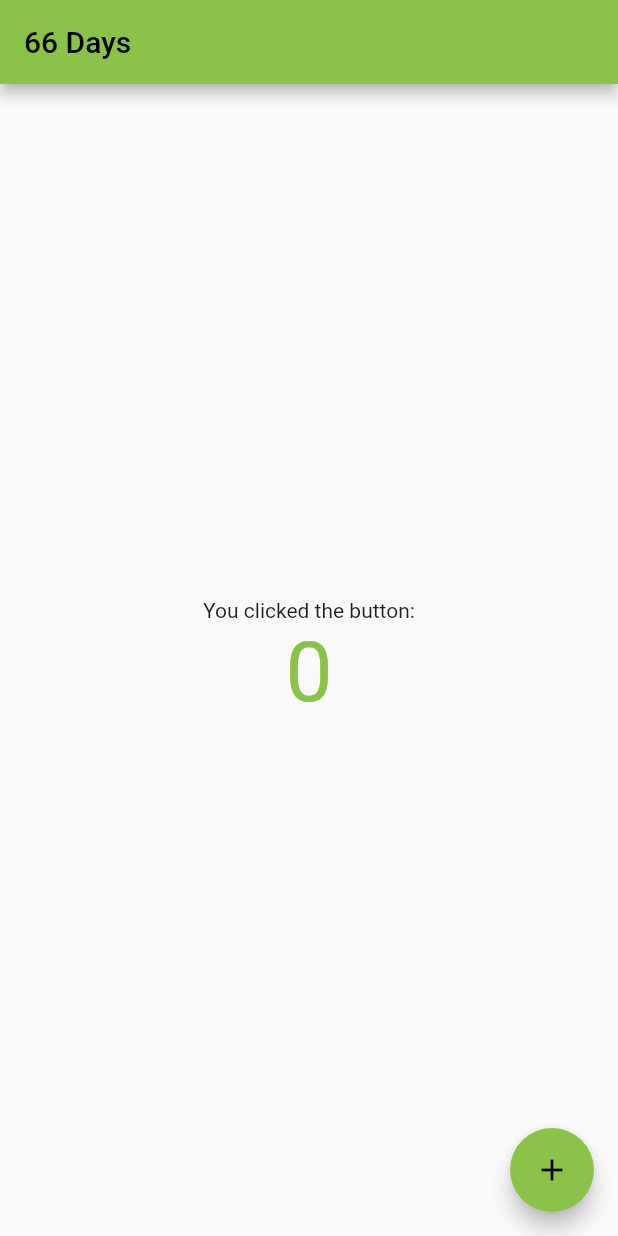
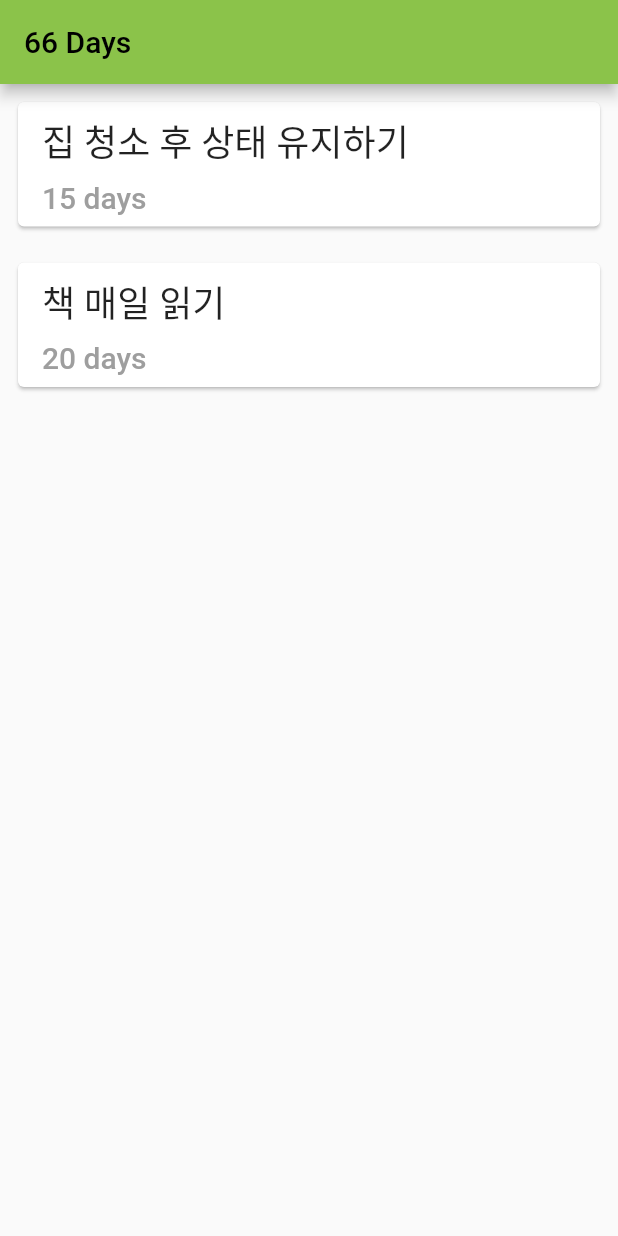
Before and after one commit to yeonkims/just_66, a Flutter app: the screen it shows after launch, on a phone screen of 412 x 824 dp. Run offline on Flutter 3.47's test engine with Material 2 defaults, Android fonts, the phone set to English and light mode, and no system bars.

Commit message:
Create habit list

```diff
--- /dev/null
+++ b/lib/habit.dart
@@ -0,0 +1,6 @@
+class Habit {
+  String title;
+  int days;
+
+  Habit({required this.title, required this.days});
+}
--- /dev/null
+++ b/lib/habit_list_page.dart
@@ -0,0 +1,18 @@
+import 'package:flutter/material.dart';
+
+import 'habit.dart';
+import 'habit_widget.dart';
+
+class HabitListPage extends StatelessWidget {
+  const HabitListPage({Key? key}) : super(key: key);
+
+  @override
+  Widget build(BuildContext context) {
+    return ListView(
+      children: [
+        HabitWidget(habit: Habit(title: "집 청소 후 상태 유지하기", days: 15)),
+        HabitWidget(habit: Habit(title: "책 매일 읽기", days: 20)),
+      ],
+    );
+  }
+}
--- /dev/null
+++ b/lib/habit_widget.dart
@@ -0,0 +1,47 @@
+import 'package:flutter/material.dart';
+import 'package:just66/habit.dart';
+
+class HabitWidget extends StatelessWidget {
+  const HabitWidget({
+    required this.habit,
+    Key? key,
+  }) : super(key: key);
+
+  final Habit habit;
+
+  @override
+  Widget build(BuildContext context) {
+    return Padding(
+      padding: const EdgeInsets.all(8.0),
+      child: SizedBox(
+        width: double.infinity,
+        child: Card(
+          child: Padding(
+            padding: const EdgeInsets.symmetric(
+              horizontal: 16.0,
+              vertical: 8.0,
+            ),
+            child: Column(
+              mainAxisSize: MainAxisSize.min,
+              crossAxisAlignment: CrossAxisAlignment.start,
+              children: [
+                Padding(
+                  padding: const EdgeInsets.only(bottom: 8.0),
+                  child: Text(
+                    habit.title,
+                    style: Theme.of(context).textTheme.headline5,
+                  ),
+                ),
+                Text("${habit.days} days",
+                    style: Theme.of(context)
+                        .textTheme
+                        .headline6
+                        ?.apply(color: Colors.grey)),
+              ],
+            ),
+          ),
+        ),
+      ),
+    );
+  }
+}
--- a/lib/home_page.dart
+++ /dev/null
@@ -1,44 +0,0 @@
-import 'package:flutter/material.dart';
-
-class HomePage extends StatefulWidget {
-  const HomePage({Key? key}) : super(key: key);
-
-  @override
-  State<HomePage> createState() => _HomePageState();
-}
-
-class _HomePageState extends State<HomePage> {
-  int count = 0;
-
-  @override
-  Widget build(BuildContext context) {
-    return Scaffold(
-      appBar: AppBar(
-        title: Text("66 Days"),
-      ),
-      body: SizedBox.expand(
-        child: Column(
-          mainAxisAlignment: MainAxisAlignment.center,
-          crossAxisAlignment: CrossAxisAlignment.center,
-          children: [
-            const Text("You clicked the button:"),
-            Text(
-              "$count",
-              style: Theme.of(context).textTheme.headline2?.apply(
-                    color: Theme.of(context).primaryColor,
-                  ),
-            ),
-          ],
-        ),
-      ),
-      floatingActionButton: FloatingActionButton(
-        onPressed: () {
-          setState(() {
-            count += 1;
-          });
-        },
-        child: const Icon(Icons.add),
-      ),
-    );
-  }
-}
--- a/lib/main.dart
+++ b/lib/main.dart
@@ -1,5 +1,5 @@
 import 'package:flutter/material.dart';
-import 'package:just66/home_page.dart';
+import 'package:just66/main_app_bar.dart';
 
 void main() {
   runApp(const MyApp());
@@ -15,7 +15,7 @@ class MyApp extends StatelessWidget {
       theme: ThemeData(
         primarySwatch: Colors.lightGreen,
       ),
-      home: const HomePage(),
+      home: const MainAppBar(),
     );
   }
 }
--- /dev/null
+++ b/lib/main_app_bar.dart
@@ -0,0 +1,23 @@
+import 'package:flutter/material.dart';
+import 'package:just66/habit_list_page.dart';
+
+class MainAppBar extends StatefulWidget {
+  const MainAppBar({Key? key}) : super(key: key);
+
+  @override
+  State<MainAppBar> createState() => _MainAppBarState();
+}
+
+class _MainAppBarState extends State<MainAppBar> {
+  int count = 0;
+
+  @override
+  Widget build(BuildContext context) {
+    return Scaffold(
+      appBar: AppBar(
+        title: const Text("66 Days"),
+      ),
+      body: const HabitListPage(),
+    );
+  }
+}
```
